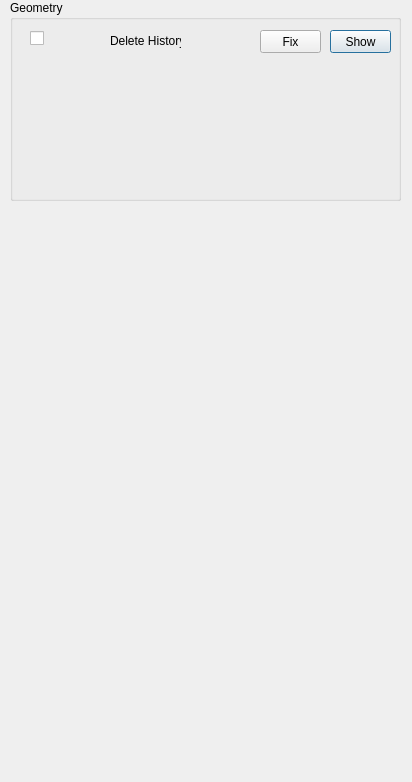
First picture: the form in ncsc_ui/soundness_checker_ui.ui, repository nilusss/nc_soundness_checker, before the edit.
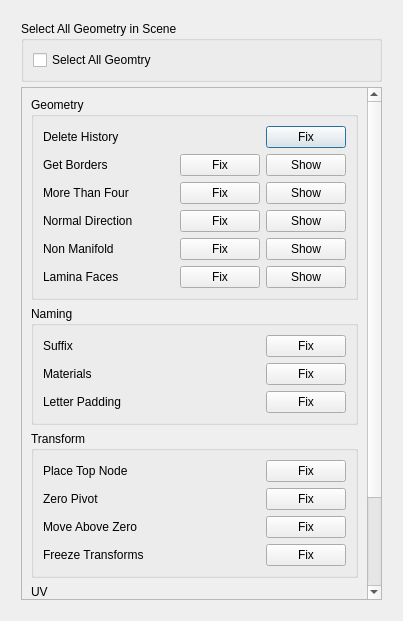
Second picture: the form after the edit.

What changed in the file:
```diff
--- a/ncsc_ui/soundness_checker_ui.ui
+++ b/ncsc_ui/soundness_checker_ui.ui
@@ -6,78 +6,668 @@
    <rect>
     <x>0</x>
     <y>0</y>
-    <width>412</width>
-    <height>782</height>
+    <width>403</width>
+    <height>621</height>
    </rect>
   </property>
   <property name="windowTitle">
    <string>Dialog</string>
   </property>
-  <widget class="QGroupBox" name="groupBox">
-   <property name="geometry">
-    <rect>
-     <x>10</x>
-     <y>0</y>
-     <width>391</width>
-     <height>201</height>
-    </rect>
-   </property>
-   <property name="title">
-    <string>Geometry</string>
-   </property>
-   <widget class="QPushButton" name="pushButton">
-    <property name="geometry">
-     <rect>
-      <x>320</x>
-      <y>30</y>
-      <width>61</width>
-      <height>23</height>
-     </rect>
-    </property>
-    <property name="text">
-     <string>Show</string>
-    </property>
-   </widget>
-   <widget class="QPushButton" name="pushButton_2">
-    <property name="geometry">
-     <rect>
-      <x>250</x>
-      <y>30</y>
-      <width>61</width>
-      <height>23</height>
-     </rect>
-    </property>
-    <property name="text">
-     <string>Fix</string>
-    </property>
-   </widget>
-   <widget class="QLabel" name="label">
-    <property name="geometry">
-     <rect>
-      <x>100</x>
-      <y>30</y>
-      <width>71</width>
-      <height>21</height>
-     </rect>
-    </property>
-    <property name="text">
-     <string>Delete History</string>
-    </property>
-   </widget>
-   <widget class="QCheckBox" name="checkBox">
-    <property name="geometry">
-     <rect>
-      <x>20</x>
-      <y>30</y>
-      <width>16</width>
-      <height>17</height>
-     </rect>
-    </property>
-    <property name="text">
-     <string/>
-    </property>
-   </widget>
-  </widget>
+  <layout class="QGridLayout" name="gridLayout_2">
+   <item row="0" column="0">
+    <widget class="QWidget" name="widget" native="true">
+     <layout class="QGridLayout" name="gridLayout">
+      <property name="leftMargin">
+       <number>10</number>
+      </property>
+      <property name="topMargin">
+       <number>10</number>
+      </property>
+      <property name="rightMargin">
+       <number>10</number>
+      </property>
+      <property name="bottomMargin">
+       <number>10</number>
+      </property>
+      <property name="spacing">
+       <number>5</number>
+      </property>
+      <item row="1" column="0">
+       <widget class="QScrollArea" name="scrollArea">
+        <property name="widgetResizable">
+         <bool>true</bool>
+        </property>
+        <widget class="QWidget" name="scrollAreaWidgetContents">
+         <property name="geometry">
+          <rect>
+           <x>0</x>
+           <y>0</y>
+           <width>346</width>
+           <height>640</height>
+          </rect>
+         </property>
+         <layout class="QVBoxLayout" name="verticalLayout_5">
+          <item>
+           <widget class="QGroupBox" name="geo_grpbox">
+            <property name="title">
+             <string>Geometry</string>
+            </property>
+            <layout class="QVBoxLayout" name="verticalLayout">
+             <item>
+              <layout class="QHBoxLayout" name="del_hist_layout">
+               <item>
+                <widget class="QLabel" name="dh_lbl">
+                 <property name="toolTip">
+                  <string>Delete the history on all or selected objects</string>
+                 </property>
+                 <property name="text">
+                  <string>Delete History</string>
+                 </property>
+                </widget>
+               </item>
+               <item>
+                <spacer name="horizontalSpacer_5">
+                 <property name="orientation">
+                  <enum>Qt::Horizontal</enum>
+                 </property>
+                 <property name="sizeHint" stdset="0">
+                  <size>
+                   <width>40</width>
+                   <height>20</height>
+                  </size>
+                 </property>
+                </spacer>
+               </item>
+               <item>
+                <widget class="QPushButton" name="dh_fix_btn">
+                 <property name="text">
+                  <string>Fix</string>
+                 </property>
+                </widget>
+               </item>
+              </layout>
+             </item>
+             <item>
+              <layout class="QHBoxLayout" name="get_borders_layout">
+               <item>
+                <widget class="QLabel" name="gb_lbl">
+                 <property name="toolTip">
+                  <string>Select borders on all or selected objects</string>
+                 </property>
+                 <property name="text">
+                  <string>Get Borders</string>
+                 </property>
+                </widget>
+               </item>
+               <item>
+                <spacer name="horizontalSpacer_9">
+                 <property name="orientation">
+                  <enum>Qt::Horizontal</enum>
+                 </property>
+                 <property name="sizeHint" stdset="0">
+                  <size>
+                   <width>40</width>
+                   <height>20</height>
+                  </size>
+                 </property>
+                </spacer>
+               </item>
+               <item>
+                <widget class="QPushButton" name="gb_fix_btn">
+                 <property name="text">
+                  <string>Fix</string>
+                 </property>
+                </widget>
+               </item>
+               <item>
+                <widget class="QPushButton" name="gb_show_btn">
+                 <property name="text">
+                  <string>Show</string>
+                 </property>
+                </widget>
+               </item>
+              </layout>
+             </item>
+             <item>
+              <layout class="QHBoxLayout" name="more_than_four_layout">
+               <item>
+                <widget class="QLabel" name="mtf_lbl">
+                 <property name="toolTip">
+                  <string>Checks for polys with more than four sides</string>
+                 </property>
+                 <property name="text">
+                  <string>More Than Four</string>
+                 </property>
+                </widget>
+               </item>
+               <item>
+                <spacer name="horizontalSpacer_10">
+                 <property name="orientation">
+                  <enum>Qt::Horizontal</enum>
+                 </property>
+                 <property name="sizeHint" stdset="0">
+                  <size>
+                   <width>40</width>
+                   <height>20</height>
+                  </size>
+                 </property>
+                </spacer>
+               </item>
+               <item>
+                <widget class="QPushButton" name="mtf_fix_btn">
+                 <property name="text">
+                  <string>Fix</string>
+                 </property>
+                </widget>
+               </item>
+               <item>
+                <widget class="QPushButton" name="mtf_show_btn">
+                 <property name="text">
+                  <string>Show</string>
+                 </property>
+                </widget>
+               </item>
+              </layout>
+             </item>
+             <item>
+              <layout class="QHBoxLayout" name="normal_direction_layout">
+               <item>
+                <widget class="QLabel" name="nd_lbl">
+                 <property name="toolTip">
+                  <string>Select the normals that are turning the &quot;wrong&quot; way</string>
+                 </property>
+                 <property name="text">
+                  <string>Normal Direction</string>
+                 </property>
+                </widget>
+               </item>
+               <item>
+                <spacer name="horizontalSpacer_11">
+                 <property name="orientation">
+                  <enum>Qt::Horizontal</enum>
+                 </property>
+                 <property name="sizeHint" stdset="0">
+                  <size>
+                   <width>40</width>
+                   <height>20</height>
+                  </size>
+                 </property>
+                </spacer>
+               </item>
+               <item>
+                <widget class="QPushButton" name="nd_fix_btn">
+                 <property name="text">
+                  <string>Fix</string>
+                 </property>
+                </widget>
+               </item>
+               <item>
+                <widget class="QPushButton" name="nd_show_btn">
+                 <property name="text">
+                  <string>Show</string>
+                 </property>
+                </widget>
+               </item>
+              </layout>
+             </item>
+             <item>
+              <layout class="QHBoxLayout" name="non_manifold_layout">
+               <item>
+                <widget class="QLabel" name="nm_lbl">
+                 <property name="toolTip">
+                  <string>Check for non manifold geometry</string>
+                 </property>
+                 <property name="text">
+                  <string>Non Manifold</string>
+                 </property>
+                </widget>
+               </item>
+               <item>
+                <spacer name="horizontalSpacer_12">
+                 <property name="orientation">
+                  <enum>Qt::Horizontal</enum>
+                 </property>
+                 <property name="sizeHint" stdset="0">
+                  <size>
+                   <width>40</width>
+                   <height>20</height>
+                  </size>
+                 </property>
+                </spacer>
+               </item>
+               <item>
+                <widget class="QPushButton" name="nm_fix_btn">
+                 <property name="text">
+                  <string>Fix</string>
+                 </property>
+                </widget>
+               </item>
+               <item>
+                <widget class="QPushButton" name="nm_show_btn">
+                 <property name="text">
+                  <string>Show</string>
+                 </property>
+                </widget>
+               </item>
+              </layout>
+             </item>
+             <item>
+              <layout class="QHBoxLayout" name="lamina_faces_layout">
+               <item>
+                <widget class="QLabel" name="lf_lbl">
+                 <property name="toolTip">
+                  <string>Check for lamina faces</string>
+                 </property>
+                 <property name="text">
+                  <string>Lamina Faces</string>
+                 </property>
+                </widget>
+               </item>
+               <item>
+                <spacer name="horizontalSpacer_13">
+                 <property name="orientation">
+                  <enum>Qt::Horizontal</enum>
+                 </property>
+                 <property name="sizeHint" stdset="0">
+                  <size>
+                   <width>40</width>
+                   <height>20</height>
+                  </size>
+                 </property>
+                </spacer>
+               </item>
+               <item>
+                <widget class="QPushButton" name="lf_fix_btn">
+                 <property name="text">
+                  <string>Fix</string>
+                 </property>
+                </widget>
+               </item>
+               <item>
+                <widget class="QPushButton" name="lf_show_btn">
+                 <property name="text">
+                  <string>Show</string>
+                 </property>
+                </widget>
+               </item>
+              </layout>
+             </item>
+            </layout>
+           </widget>
+          </item>
+          <item>
+           <widget class="QGroupBox" name="naming_grpbox">
+            <property name="title">
+             <string>Naming</string>
+            </property>
+            <layout class="QVBoxLayout" name="verticalLayout_7">
+             <item>
+              <layout class="QHBoxLayout" name="check_suffix_layout">
+               <item>
+                <widget class="QLabel" name="cs_lbl">
+                 <property name="toolTip">
+                  <string>Check that objects have appropriate suffix. e.g. &quot;_grp&quot; and &quot;_geo&quot;</string>
+                 </property>
+                 <property name="text">
+                  <string>Suffix</string>
+                 </property>
+                </widget>
+               </item>
+               <item>
+                <spacer name="horizontalSpacer_6">
+                 <property name="orientation">
+                  <enum>Qt::Horizontal</enum>
+                 </property>
+                 <property name="sizeHint" stdset="0">
+                  <size>
+                   <width>40</width>
+                   <height>20</height>
+                  </size>
+                 </property>
+                </spacer>
+               </item>
+               <item>
+                <widget class="QPushButton" name="cs_fix_btn">
+                 <property name="text">
+                  <string>Fix</string>
+                 </property>
+                </widget>
+               </item>
+              </layout>
+             </item>
+             <item>
+              <layout class="QHBoxLayout" name="check_materials_layout">
+               <item>
+                <widget class="QLabel" name="cm_lbl">
+                 <property name="toolTip">
+                  <string>Check that material nodes are named correctly</string>
+                 </property>
+                 <property name="text">
+                  <string>Materials</string>
+                 </property>
+                </widget>
+               </item>
+               <item>
+                <spacer name="horizontalSpacer_7">
+                 <property name="orientation">
+                  <enum>Qt::Horizontal</enum>
+                 </property>
+                 <property name="sizeHint" stdset="0">
+                  <size>
+                   <width>40</width>
+                   <height>20</height>
+                  </size>
+                 </property>
+                </spacer>
+               </item>
+               <item>
+                <widget class="QPushButton" name="cm_fix_btn">
+                 <property name="text">
+                  <string>Fix</string>
+                 </property>
+                </widget>
+               </item>
+              </layout>
+             </item>
+             <item>
+              <layout class="QHBoxLayout" name="letter_padding_layout">
+               <item>
+                <widget class="QLabel" name="lp_lbl">
+                 <property name="toolTip">
+                  <string>Check for letter padding on eveything in the outliner</string>
+                 </property>
+                 <property name="text">
+                  <string>Letter Padding</string>
+                 </property>
+                </widget>
+               </item>
+               <item>
+                <spacer name="horizontalSpacer_8">
+                 <property name="orientation">
+                  <enum>Qt::Horizontal</enum>
+                 </property>
+                 <property name="sizeHint" stdset="0">
+                  <size>
+                   <width>40</width>
+                   <height>20</height>
+                  </size>
+                 </property>
+                </spacer>
+               </item>
+               <item>
+                <widget class="QPushButton" name="lp_fix_btn">
+                 <property name="text">
+                  <string>Fix</string>
+                 </property>
+                </widget>
+               </item>
+              </layout>
+             </item>
+            </layout>
+           </widget>
+          </item>
+          <item>
+           <widget class="QGroupBox" name="transform_grpbox">
+            <property name="title">
+             <string>Transform</string>
+            </property>
+            <layout class="QVBoxLayout" name="verticalLayout_6">
+             <item>
+              <layout class="QHBoxLayout" name="place_top_node_layout">
+               <item>
+                <widget class="QLabel" name="ptn_lbl">
+                 <property name="toolTip">
+                  <string>Places a top node for all geometry in the scene.</string>
+                 </property>
+                 <property name="text">
+                  <string>Place Top Node</string>
+                 </property>
+                </widget>
+               </item>
+               <item>
+                <spacer name="horizontalSpacer_2">
+                 <property name="orientation">
+                  <enum>Qt::Horizontal</enum>
+                 </property>
+                 <property name="sizeHint" stdset="0">
+                  <size>
+                   <width>40</width>
+                   <height>20</height>
+                  </size>
+                 </property>
+                </spacer>
+               </item>
+               <item>
+                <widget class="QPushButton" name="ptn_fix_btn">
+                 <property name="text">
+                  <string>Fix</string>
+                 </property>
+                </widget>
+               </item>
+              </layout>
+             </item>
+             <item>
+              <layout class="QHBoxLayout" name="zero_pivot_layout">
+               <item>
+                <widget class="QLabel" name="zp_lbl">
+                 <property name="toolTip">
+                  <string>Places the node pivot in world 0, 0, 0</string>
+                 </property>
+                 <property name="text">
+                  <string>Zero Pivot</string>
+                 </property>
+                </widget>
+               </item>
+               <item>
+                <spacer name="horizontalSpacer_3">
+                 <property name="orientation">
+                  <enum>Qt::Horizontal</enum>
+                 </property>
+                 <property name="sizeHint" stdset="0">
+                  <size>
+                   <width>40</width>
+                   <height>20</height>
+                  </size>
+                 </property>
+                </spacer>
+               </item>
+               <item>
+                <widget class="QPushButton" name="zp_fix_btn">
+                 <property name="text">
+                  <string>Fix</string>
+                 </property>
+                </widget>
+               </item>
+              </layout>
+             </item>
+             <item>
+              <layout class="QHBoxLayout" name="move_above_zero_layout">
+               <item>
+                <widget class="QLabel" name="maz_lbl">
+                 <property name="toolTip">
+                  <string>Move geometry above -0.005</string>
+                 </property>
+                 <property name="text">
+                  <string>Move Above Zero</string>
+                 </property>
+                </widget>
+               </item>
+               <item>
+                <spacer name="horizontalSpacer_4">
+                 <property name="orientation">
+                  <enum>Qt::Horizontal</enum>
+                 </property>
+                 <property name="sizeHint" stdset="0">
+                  <size>
+                   <width>40</width>
+                   <height>20</height>
+                  </size>
+                 </property>
+                </spacer>
+               </item>
+               <item>
+                <widget class="QPushButton" name="maz_fix_btn">
+                 <property name="text">
+                  <string>Fix</string>
+                 </property>
+                </widget>
+               </item>
+              </layout>
+             </item>
+             <item>
+              <layout class="QHBoxLayout" name="freeze_trans_layout">
+               <item>
+                <widget class="QLabel" name="ft_lbl">
+                 <property name="toolTip">
+                  <string>Freeze transforms</string>
+                 </property>
+                 <property name="text">
+                  <string>Freeze Transforms</string>
+                 </property>
+                </widget>
+               </item>
+               <item>
+                <spacer name="horizontalSpacer">
+                 <property name="orientation">
+                  <enum>Qt::Horizontal</enum>
+                 </property>
+                 <property name="sizeHint" stdset="0">
+                  <size>
+                   <width>40</width>
+                   <height>20</height>
+                  </size>
+                 </property>
+                </spacer>
+               </item>
+               <item>
+                <widget class="QPushButton" name="ft_fix_btn">
+                 <property name="text">
+                  <string>Fix</string>
+                 </property>
+                </widget>
+               </item>
+              </layout>
+             </item>
+            </layout>
+           </widget>
+          </item>
+          <item>
+           <widget class="QGroupBox" name="uv_grpbox">
+            <property name="title">
+             <string>UV</string>
+            </property>
+            <layout class="QVBoxLayout" name="verticalLayout_8">
+             <item>
+              <layout class="QHBoxLayout" name="open_uv_seams_layout">
+               <item>
+                <widget class="QLabel" name="ous_lbl">
+                 <property name="toolTip">
+                  <string>Checks for open UV seams</string>
+                 </property>
+                 <property name="text">
+                  <string>Open UV Seams</string>
+                 </property>
+                </widget>
+               </item>
+               <item>
+                <widget class="QPushButton" name="ous_fix_btn">
+                 <property name="text">
+                  <string>Fix</string>
+                 </property>
+                </widget>
+               </item>
+               <item>
+                <widget class="QPushButton" name="ous_show_btn">
+                 <property name="text">
+                  <string>Show</string>
+                 </property>
+                </widget>
+               </item>
+              </layout>
+             </item>
+             <item>
+              <layout class="QHBoxLayout" name="overlapping_uvs_layout">
+               <item>
+                <widget class="QLabel" name="ou_lbl">
+                 <property name="toolTip">
+                  <string>Checks if any of the UV's are overlapping</string>
+                 </property>
+                 <property name="text">
+                  <string>Overlapping UV's</string>
+                 </property>
+                </widget>
+               </item>
+               <item>
+                <widget class="QPushButton" name="ou_fix_btn">
+                 <property name="text">
+                  <string>Fix</string>
+                 </property>
+                </widget>
+               </item>
+               <item>
+                <widget class="QPushButton" name="ou_show_btn">
+                 <property name="text">
+                  <string>Show</string>
+                 </property>
+                </widget>
+               </item>
+              </layout>
+             </item>
+             <item>
+              <layout class="QHBoxLayout" name="inverted_uvs_layout">
+               <item>
+                <widget class="QLabel" name="iu_lbl">
+                 <property name="toolTip">
+                  <string>Checks for inverted UV's</string>
+                 </property>
+                 <property name="text">
+                  <string>Inverted UV's</string>
+                 </property>
+                </widget>
+               </item>
+               <item>
+                <widget class="QPushButton" name="iu_fix_btn">
+                 <property name="text">
+                  <string>Fix</string>
+                 </property>
+                </widget>
+               </item>
+               <item>
+                <widget class="QPushButton" name="iu_show_btn">
+                 <property name="text">
+                  <string>Show</string>
+                 </property>
+                </widget>
+               </item>
+              </layout>
+             </item>
+            </layout>
+           </widget>
+          </item>
+         </layout>
+        </widget>
+       </widget>
+      </item>
+      <item row="0" column="0">
+       <widget class="QGroupBox" name="groupBox">
+        <property name="title">
+         <string>Select All Geometry in Scene</string>
+        </property>
+        <layout class="QGridLayout" name="gridLayout_3">
+         <item row="0" column="0">
+          <widget class="QCheckBox" name="checkBox">
+           <property name="text">
+            <string>Select All Geomtry</string>
+           </property>
+          </widget>
+         </item>
+        </layout>
+       </widget>
+      </item>
+     </layout>
+    </widget>
+   </item>
+  </layout>
  </widget>
  <resources/>
  <connections/>
```
Left out of the diff: 4 changed lines with no effect on the pictures.
